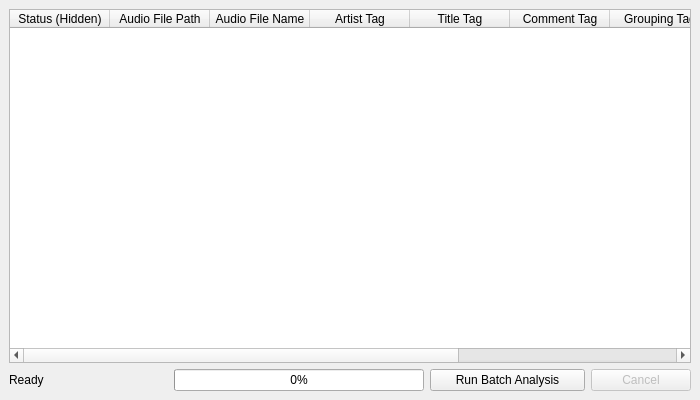
Old version of the form batchwindow.ui in the repository ibsh/is_KeyFinder.
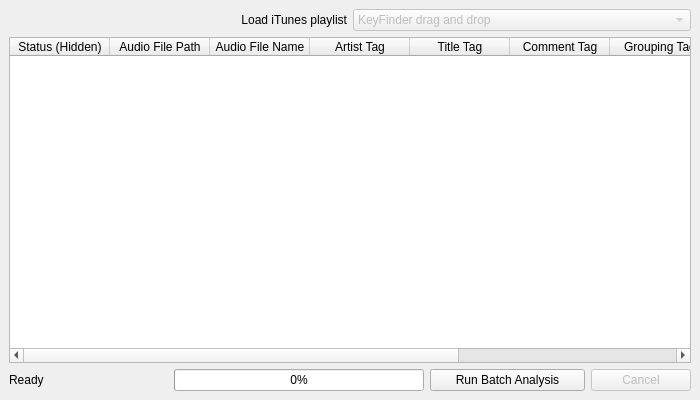
New version of the form.

Commit message: First attempt at iTunes Library integration. Needs threading and refactoring.

What changed in the file:
```diff
--- a/batchwindow.ui
+++ b/batchwindow.ui
@@ -21,6 +21,32 @@
   </property>
   <widget class="QWidget" name="centralwidget">
    <layout class="QVBoxLayout" name="verticalLayout">
+    <item>
+     <layout class="QHBoxLayout" name="horizontalLayout1">
+      <item>
+       <widget class="QLabel" name="playlistLabel">
+        <property name="text">
+         <string>Load iTunes playlist</string>
+        </property>
+        <property name="alignment">
+         <set>Qt::AlignRight|Qt::AlignTrailing|Qt::AlignVCenter</set>
+        </property>
+       </widget>
+      </item>
+      <item>
+       <widget class="QComboBox" name="playlistComboBox">
+        <property name="enabled">
+         <bool>false</bool>
+        </property>
+        <item>
+         <property name="text">
+          <string>KeyFinder drag and drop</string>
+         </property>
+        </item>
+       </widget>
+      </item>
+     </layout>
+    </item>
     <item>
      <widget class="QTableWidget" name="tableWidget">
       <property name="contextMenuPolicy">
```
Left out of the diff: 2 changed lines with no effect on the pictures. The commit also changes 7 other files.
